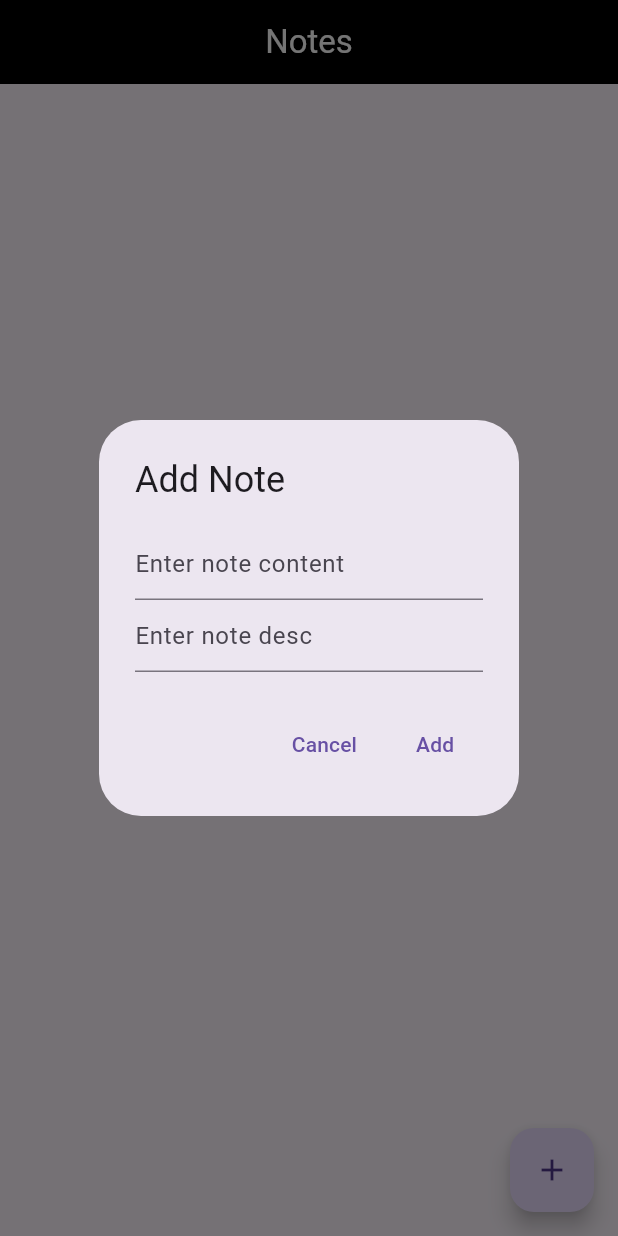
After one commit to shehabhy1/flutter_application, a Flutter app: the screen it shows after launch, after a tap on the "add" icon, on a phone screen of 412 x 824 dp. The commit adds this screen. Run offline on Flutter 3.47's test engine with Material 3 defaults, Android fonts, the phone set to English and light mode, and no system bars; our stand-ins replace audioplayers, bloc, equatable, flutter_bloc.

Commit message:
publish bloc3

```diff
--- /dev/null
+++ b/lib/data/bloc/counter_bloc.dart
@@ -0,0 +1,90 @@
+import 'package:bloc/bloc.dart';
+import 'package:flutter_application_1/data/bloc/counter_event.dart';
+import 'package:flutter_application_1/data/bloc/counter_state.dart';
+import 'package:flutter_application_1/data/bloc/model.dart';
+
+/*
+shahnda 15
+gameel  5
+abdallah 5
+bassant 15
+ */
+// BLoC
+class NoteBloc extends Bloc<NoteEvent, NoteState> {
+  NoteBloc() : super(NoteInitial()) {
+    on<AddNote>(_onAddNote);
+    on<UpdateNote>(updateNote);
+    on<DeleteNote>(_onDeleteNote);
+    // call Add note
+    // call update note
+    // call delete note
+  }
+/*
+bassant 5 + 5 + 5
+shahnda 5 + 5
+sally 5
+abdallah 5
+gameel 5
+ */
+// Example state update for AddNote event
+  Future<void> _onAddNote(AddNote event, Emitter<NoteState> emit) async {
+    // bloc package || bloc class
+    final currentState = state;
+    if (currentState is NoteLoaded) {
+      final updatedNotes = List<Note>.from(currentState.notes)..add(event.note);
+      emit(NoteLoaded(updatedNotes));
+
+      /*
+      //final updatedNotes = List<Note>.from(currentState.notes)..add(event.note);
+      var updated notes = [Note model].from(currentstate.notes)
+      // list notes = []; => list notes = [],
+      // list notes = []; => list notes = [1,2],
+      // list notes = []; => list notes = [1,2,3],
+       */
+// to show loaded notes in the ui
+      /*   emit(NoteLoaded(updatedNotes));
+    } else if (currentState is NoteInitial) {
+      emit(NoteLoaded([event.note]));
+    } */
+    } else if (currentState is NoteInitial) {
+      emit(NoteLoaded([event.note]));
+    }
+  }
+
+  ///////////////////////////////////////////////
+  Future<void> updateNote(UpdateNote event, Emitter<NoteState> emit) async {
+    final currentState = state;
+    if (currentState is NoteLoaded) {
+      final updatedNotes = currentState.notes.map((element) {
+        return element.id == event.note.id ? event.note : element;
+      }).toList();
+      emit(NoteLoaded(updatedNotes));
+    }
+  }
+
+  Future<void> _onDeleteNote(DeleteNote event, Emitter<NoteState> emit) async {
+    final currentState = state;
+    if (currentState is NoteLoaded) {
+      final updatedNotes = currentState.notes
+          .where((element) => element.id != event.id)
+          .toList();
+      emit(NoteLoaded(updatedNotes));
+    }
+  }
+}
+
+
+
+/*
+  Future<void> _onUpdateNote(UpdateNote event, Emitter<NoteState> emit) async {
+    final currentState = state;
+    if (currentState is NoteLoaded) {
+      final updatedNotes = currentState.notes.map((loopOnNotes) {
+        return loopOnNotes.id == event.note.id ? event.note : loopOnNotes;
+      }).toList();
+      emit(NoteLoaded(updatedNotes));
+    }
+  } */
+
+  /*
+ */
--- /dev/null
+++ b/lib/data/bloc/counter_event.dart
@@ -0,0 +1,51 @@
+import 'package:equatable/equatable.dart';
+import 'package:flutter_application_1/data/bloc/model.dart';
+
+abstract class NoteEvent {
+  /*  @override
+  List<Object?> get props => []; */
+}
+
+// CRUD operations
+/*
+C: create
+R: read
+U: update
+D: delete
+ */
+class AddNote extends NoteEvent {
+  final Note note;
+
+  AddNote(this.note);
+
+/*   @override
+  List<Object?> get props => [note]; */
+}
+
+class UpdateNote extends NoteEvent {
+  final Note note;
+
+  UpdateNote(this.note);
+
+  /*  @override
+  List<Object?> get props => [note]; */
+}
+
+class DeleteNote extends NoteEvent {
+  final String id;
+
+  DeleteNote(this.id);
+
+  /*  @override
+  List<Object?> get props => [id]; */
+}
+
+/* part of 'counter_bloc.dart';
+
+sealed class CounterEvent extends Equatable {
+  const CounterEvent();
+
+  @override
+  List<Object> get props => [];
+}
+ */
--- /dev/null
+++ b/lib/data/bloc/counter_state.dart
@@ -0,0 +1,32 @@
+import 'package:equatable/equatable.dart';
+import 'package:flutter_application_1/data/bloc/model.dart';
+
+abstract class NoteState {
+  /*  @override
+  List<Object?> get props => []; */
+}
+
+// note starts
+class NoteInitial extends NoteState {}
+
+// note loaded
+class NoteLoaded extends NoteState {
+  final List<Note> notes;
+
+  NoteLoaded(this.notes);
+
+  /*  @override
+  List<Object?> get props => [notes]; */
+}
+
+/* part of 'counter_bloc.dart';
+
+sealed class CounterState extends Equatable {
+  const CounterState();
+
+  @override
+  List<Object> get props => [];
+}
+
+final class CounterInitial extends CounterState {}
+ */
--- /dev/null
+++ b/lib/data/bloc/model.dart
@@ -0,0 +1,25 @@
+class Note {
+  final String id;
+  final String title;
+  final String description;
+
+  Note({
+    required this.id,
+    required this.title,
+    required this.description,
+  });
+/*
+shahnda + 5
+*/
+  Note copyWith({
+    String? id,
+    String? title,
+    String? description,
+  }) {
+    return Note(
+      id: id ?? this.id,
+      title: title ?? this.title,
+      description: description ?? this.description,
+    );
+  }
+}
--- /dev/null
+++ b/lib/data/bloc/ui.dart
@@ -0,0 +1,218 @@
+import 'package:flutter/material.dart';
+import 'package:flutter_application_1/data/bloc/counter_bloc.dart';
+import 'package:flutter_application_1/data/bloc/counter_event.dart';
+import 'package:flutter_application_1/data/bloc/counter_state.dart';
+import 'package:flutter_application_1/data/bloc/model.dart';
+import 'package:flutter_bloc/flutter_bloc.dart';
+
+class NotesScreen extends StatelessWidget {
+  NotesScreen({super.key});
+/*
+shahnda 5 + 10
+bassant 5 + 5 + 10 + 10 + 30
+abdallah 5 + 10 + 10 + 5 + 10
+gameel 10 + 5 + 10 + 50
+sally 10 + 10
+ */
+  @override
+  Widget build(BuildContext context) {
+    return Scaffold(
+      appBar: AppBar(
+        title: Text(
+          'Notes',
+          style: TextStyle(color: Colors.white),
+        ),
+        centerTitle: true,
+        backgroundColor: Colors.black,
+      ),
+      body: BlocBuilder<NoteBloc, NoteState>(
+        builder: (context, state) {
+          //final currentstate = state;
+          if (state is NoteInitial) {
+            return Center(child: Text('No notes yet.'));
+          } else if (state is NoteLoaded) {
+            return ListView.builder(
+              itemCount: state.notes.length,
+              itemBuilder: (context, index) {
+                final note = state.notes[index];
+                return ListTile(
+                  title: Text(note.title),
+                  subtitle: Text(note.description),
+                  leading: Text('index:$index'),
+                  trailing: IconButton(
+                    icon: Icon(Icons.delete),
+                    onPressed: () {
+                      BlocProvider.of<NoteBloc>(context)
+                          .add(DeleteNote(note.id));
+                    },
+                  ),
+                  onTap: () {
+                    _showUpdateNoteDialog(context, note);
+                  },
+                );
+              },
+            );
+          }
+          return Center(child: Text('Something went wrong.'));
+        },
+      ),
+      floatingActionButton: FloatingActionButton(
+        onPressed: () {
+          _showAddNoteDialog(context);
+        },
+        child: Icon(Icons.add),
+      ),
+    );
+  }
+
+  void _showAddNoteDialog(BuildContext context) {
+    final TextEditingController noteTitleController = TextEditingController();
+    final TextEditingController noteContentController = TextEditingController();
+    final _formKey = GlobalKey<FormState>();
+    String _name = '';
+    void _submitForm() {
+      if (_formKey.currentState!.validate()) {
+        // Save the form's state
+        _formKey.currentState!.save();
+
+        // Use the saved value (e.g., print it or send it to the server)
+        print('Name: $_name');
+        ScaffoldMessenger.of(context).showSnackBar(
+          SnackBar(content: Text('Processing Data: $_name')),
+        );
+      }
+    }
+
+    showDialog(
+      context: context,
+      builder: (BuildContext context) {
+        return AlertDialog(
+          title: Text('Add Note'),
+          content: Column(
+            mainAxisSize: MainAxisSize.min,
+            children: [
+              TextFormField(
+                /*  validator: (value) {
+                  if (value == null || value.isEmpty) {
+                    return 'Please enter some text';
+                  }
+                  return null;
+                },
+                onSaved: (value) {
+                  _name = value ?? _nameController.text;
+                }, */
+                controller: noteTitleController,
+                decoration: InputDecoration(hintText: 'Enter note content'),
+              ),
+              TextFormField(
+                controller: noteContentController,
+                decoration: InputDecoration(hintText: 'Enter note desc'),
+              ),
+            ],
+          ),
+          actions: <Widget>[
+            TextButton(
+              onPressed: () {
+                Navigator.of(context).pop();
+              },
+              child: Text('Cancel'),
+            ),
+            TextButton(
+              onPressed: () {
+                final noteTitle = noteTitleController.text;
+                final noteDescription = noteContentController.text;
+                if (noteTitle.isNotEmpty) {
+                  BlocProvider.of<NoteBloc>(context).add(
+                    AddNote(
+                      Note(
+                        id: DateTime.now().toString(), // Generate a unique ID
+                        title: noteTitle,
+                        description: noteDescription,
+                      ),
+                    ),
+                  );
+                }
+                Navigator.of(context).pop();
+              },
+              child: Text('Add'),
+            ),
+          ],
+        );
+      },
+    );
+  }
+
+  void _showUpdateNoteDialog(BuildContext context, Note note) {
+    final TextEditingController updateNoteTitleCotroller =
+        TextEditingController();
+    final TextEditingController updateNoteContentController =
+        TextEditingController();
+
+    showDialog(
+      context: context,
+      builder: (BuildContext context) {
+        return AlertDialog(
+          title: Text('Update Note'),
+          content: Column(
+            mainAxisSize: MainAxisSize.min,
+            children: [
+              TextField(
+                controller: updateNoteTitleCotroller,
+                decoration: InputDecoration(hintText: 'update note title'),
+              ),
+              TextField(
+                controller: updateNoteContentController,
+                decoration:
+                    InputDecoration(hintText: 'update note description'),
+              ),
+            ],
+          ),
+          actions: <Widget>[
+            TextButton(
+              onPressed: () {
+                Navigator.of(context).pop();
+              },
+              child: Text('Cancel'),
+            ),
+            TextButton(
+              onPressed: () {
+                final content = updateNoteTitleCotroller.text;
+                final description = updateNoteContentController.text;
+                if (content.isNotEmpty && description.isNotEmpty) {
+                  BlocProvider.of<NoteBloc>(context).add(
+                    UpdateNote(
+                      note.copyWith(title: content, description: description),
+                    ),
+                  );
+                } else if (content.isEmpty && description.isNotEmpty) {
+                  BlocProvider.of<NoteBloc>(context).add(
+                    UpdateNote(
+                      note.copyWith(
+                          title: note.title, description: description),
+                    ),
+                  );
+                } else if (description.isEmpty && content.isNotEmpty) {
+                  BlocProvider.of<NoteBloc>(context).add(
+                    UpdateNote(
+                      note.copyWith(
+                          title: content, description: note.description),
+                    ),
+                  );
+                } else {
+                  BlocProvider.of<NoteBloc>(context).add(
+                    UpdateNote(
+                      note.copyWith(
+                          title: note.title, description: note.description),
+                    ),
+                  );
+                }
+                Navigator.of(context).pop();
+              },
+              child: Text('Update'),
+            ),
+          ],
+        );
+      },
+    );
+  }
+}
--- a/lib/main.dart
+++ b/lib/main.dart
@@ -1,7 +1,16 @@
 import 'package:flutter/material.dart';
 import 'package:flutter/services.dart';
-import 'package:flutter_application_1/formfield.dart';
+import 'package:flutter_application_1/data/bloc/counter_bloc.dart';
+import 'package:flutter_application_1/data/bloc/ui.dart';
+import 'package:flutter_bloc/flutter_bloc.dart';
 
+/*
+bassant 5 + 5 + 10
+sally 5
+abdallah 5 + 5
+shahnda 5 + 5 + 5
+gameel 5
+ */
 void main() {
   runApp(MyApp());
 }
@@ -9,10 +18,14 @@ void main() {
 class MyApp extends StatelessWidget {
   @override
   Widget build(BuildContext context) {
-    return MaterialApp(
-      home: Scaffold(
-        appBar: AppBar(title: Text('Simple Form')),
-        body: SimpleForm(),
+    return BlocProvider(
+      create: (context) => NoteBloc(),
+      child: MaterialApp(
+        title: 'Notes App',
+        theme: ThemeData(
+          primarySwatch: Colors.blue,
+        ),
+        home: NotesScreen(),
       ),
     );
   }
--- a/pubspec.yaml
+++ b/pubspec.yaml
@@ -38,6 +38,8 @@ dependencies:
   flutter_svg: ^2.0.10+1
   flutter_bloc: ^8.1.6
   audioplayers: ^5.2.1
+  equatable: ^2.0.5
+  bloc: ^8.1.4
 
 dev_dependencies:
   flutter_test:
```
Also changed, not shown: lib/data/cubit/cubit/counter_cubit.dart (added, +8 -0 lines), lib/data/cubit/cubit/counter_state.dart (added, +10 -0 lines), lib/formfield.dart (+24 -2 lines), lib/icon.dart (+82 -9 lines), lib/last.dart (deleted, +0 -85 lines), lib/blocs/bloc.dart (renamed from lib/bloc/bloc.dart), pubspec.lock, 1 other file.
